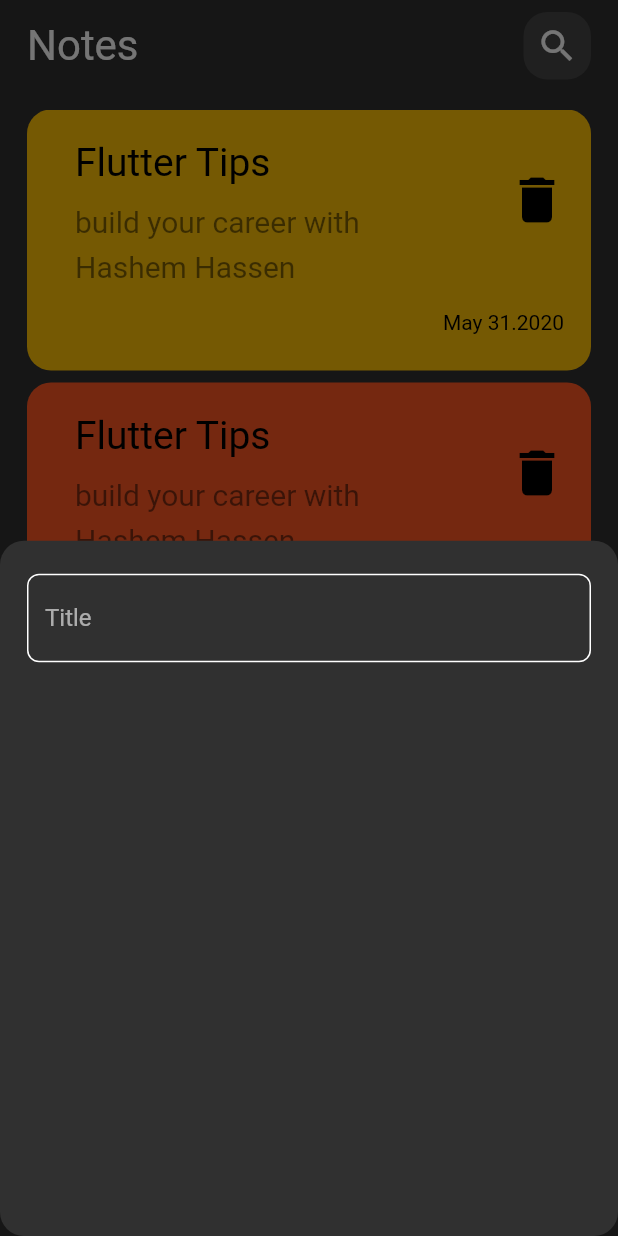
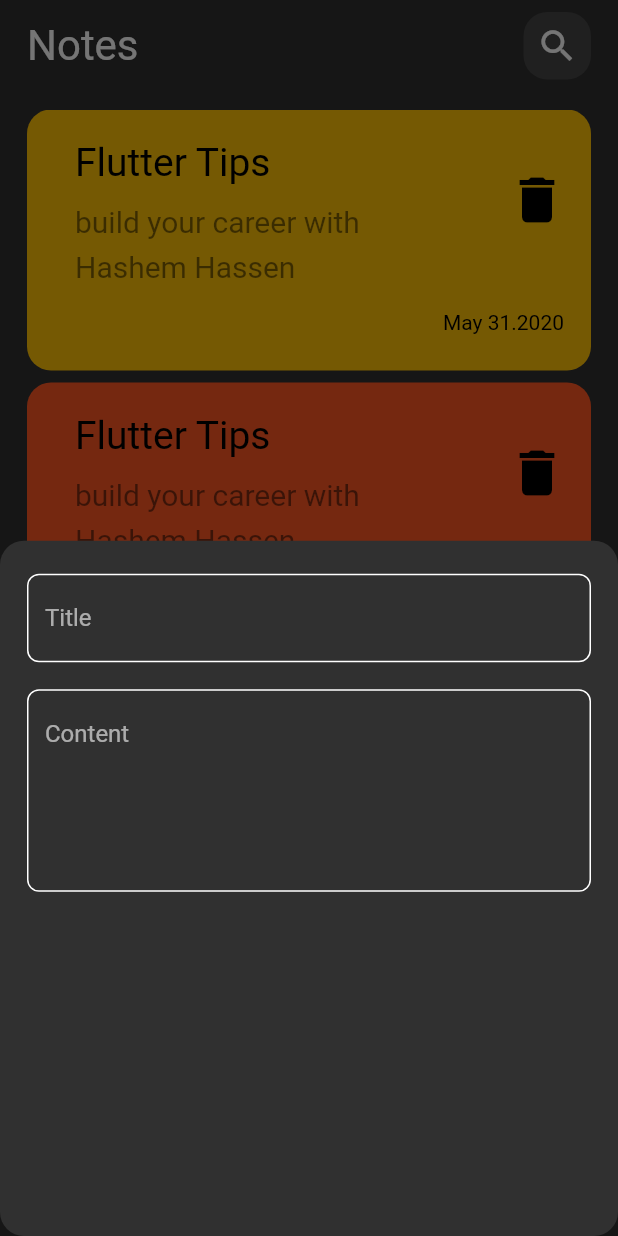
Before and after one commit to hashem2770/note-app, a Flutter app: the screen it shows after launch, after a tap on the "add" icon, on a phone screen of 412 x 824 dp. Run offline on Flutter 3.47's test engine with Material 2 defaults, Android fonts, the phone set to English and light mode, and no system bars.

Commit message:
add field to note bottom sheet

```diff
--- a/lib/views/widgets/add_note_bottom_sheet.dart
+++ b/lib/views/widgets/add_note_bottom_sheet.dart
@@ -12,7 +12,9 @@ class AddNoteBottomSheet extends StatelessWidget {
       child: Column(
         children: [
           SizedBox(height: 22,),
-          CustomTextField(),
+          CustomTextField(hint: 'Title',),
+          SizedBox(height: 18,),
+          CustomTextField(hint: 'Content',maxLine: 5,),
         ],
       ),
     );
--- a/lib/views/widgets/custom_text_field.dart
+++ b/lib/views/widgets/custom_text_field.dart
@@ -1,14 +1,18 @@
 import 'package:flutter/material.dart';
 import 'package:note_app/constant.dart';
 class CustomTextField extends StatelessWidget {
-  const CustomTextField({Key? key}) : super(key: key);
+  const CustomTextField({Key? key, required this.hint, this.maxLine=1}) : super(key: key);
+  final String hint;
+  final int maxLine;
 
   @override
   Widget build(BuildContext context) {
     return TextField(
       cursorColor: kPrimaryColor,
+      maxLines: maxLine,
       decoration: InputDecoration(
-        hintText: 'Title',
+        hintText: hint,
+
         border: buildBorder(),
         enabledBorder: buildBorder(),
         focusedBorder: buildBorder(kPrimaryColor),
```
